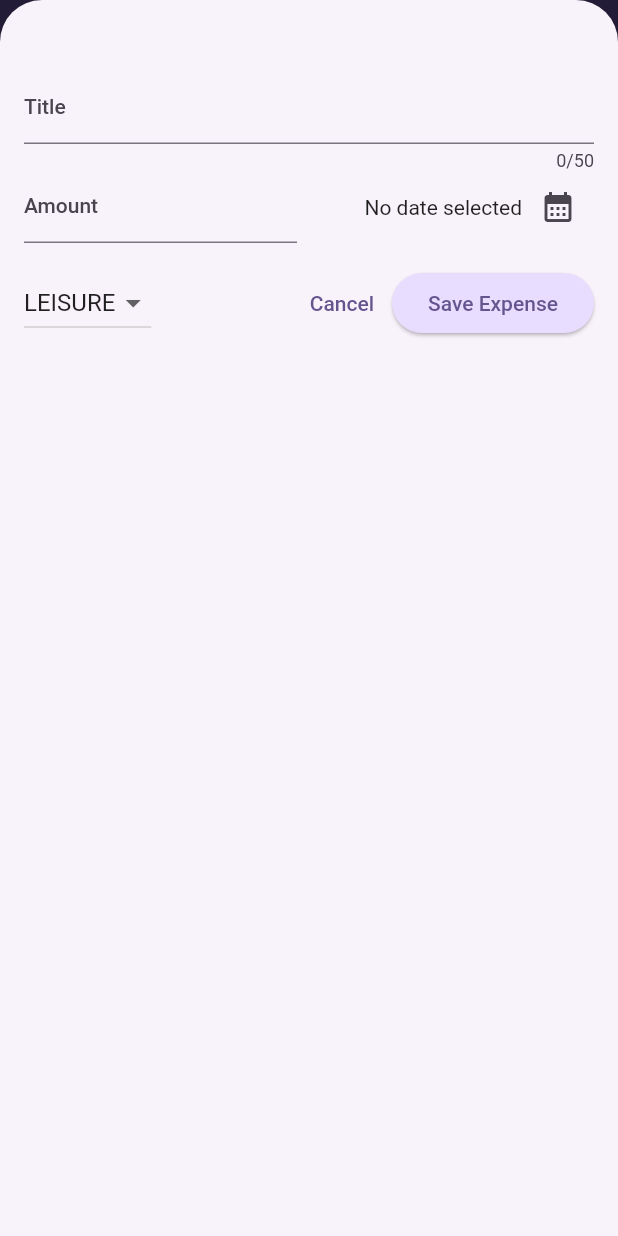
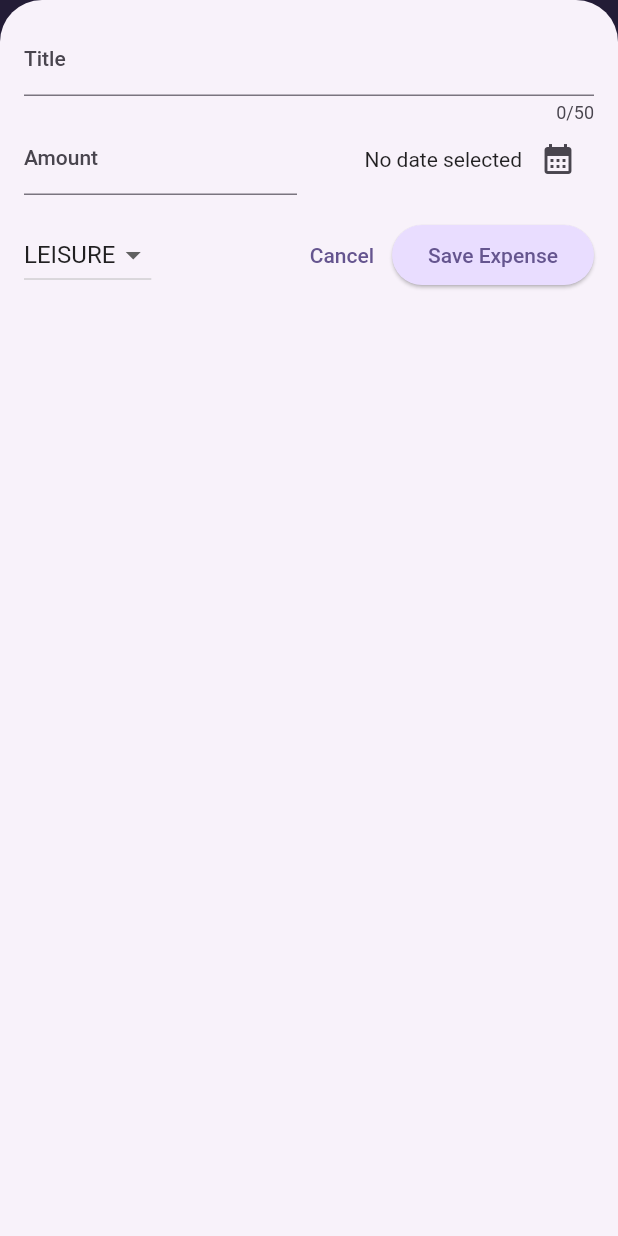
Before and after one commit to asif809999/expenses_tracker, a Flutter app: the screen it shows after launch, after a tap on the "add" icon, on a phone screen of 412 x 824 dp. Run offline on Flutter 3.47's test engine with Material 2 defaults, Android fonts, the phone set to English and light mode, and no system bars.

```diff
--- a/lib/widgets/expenses.dart
+++ b/lib/widgets/expenses.dart
@@ -31,6 +31,7 @@ class _ExpensesState extends State<Expenses> {
 
   void _openAddExpenseOverlay() {
     showModalBottomSheet(
+      useSafeArea: true, // not to make input overlap the camera
       isScrollControlled: true, // not to make the keyboard overlap inputs
       context: context,
       builder: (ctx) => NewExpense(onAddExpense: _addExpense),
--- a/lib/widgets/new_expense.dart
+++ b/lib/widgets/new_expense.dart
@@ -81,7 +81,7 @@ class _NewExpenseState extends State<NewExpense> {
       height: double.infinity,
       child: SingleChildScrollView(
         child: Padding(
-          padding: EdgeInsets.fromLTRB(16, 48, 16,
+          padding: EdgeInsets.fromLTRB(16, 16, 16,
               keyboardSpace + 16), // not to overlap the camera by inputs
           child: Column(
             children: [
```
